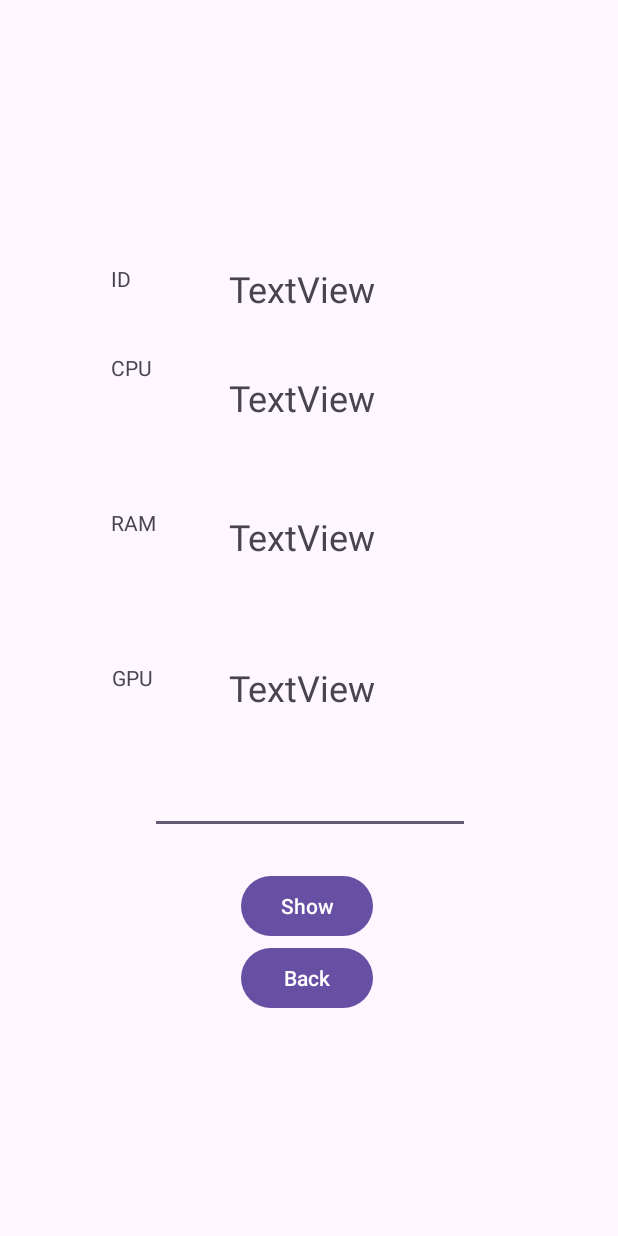
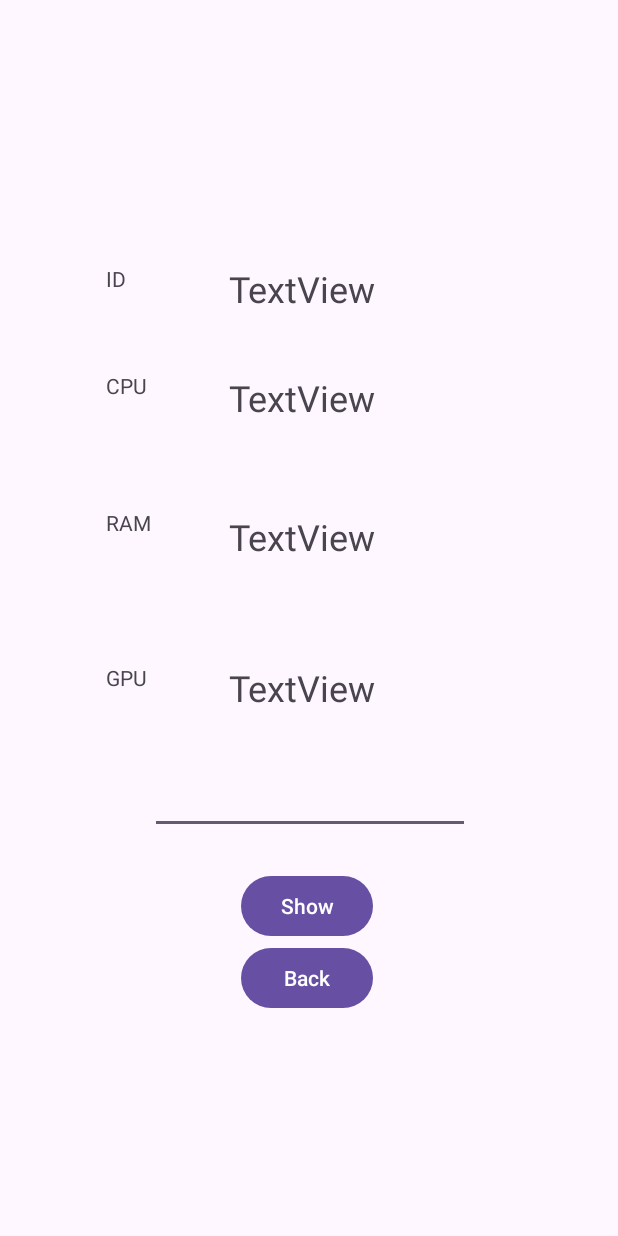
Before and after one commit to peanut727/code-dumps, an Android app: the screen it shows after launch (MainActity_Home), after a tap on "Register", on a phone screen of 412 x 824 dp. Run offline under Robolectric (Android 15) with nearby library versions, the phone set to English and light mode, and no system bars.

Commit message:
random android project

```diff
--- a/Android Experimentations/inventory/app/src/main/java/com/example/inventory/MainActivity.java
+++ b/Android Experimentations/inventory/app/src/main/java/com/example/inventory/MainActivity.java
@@ -82,7 +82,7 @@ public class MainActivity extends AppCompatActivity {
         sharedPrefs = getSharedPreferences(SHARED_PREFS_NAME, MODE_PRIVATE);
         SharedPreferences.Editor editor = sharedPrefs.edit();
         try {
-            String id = sharedPrefs.getString(key_id, "");
+            String id =  sharedPrefs.getString(key_id, "");
             String id2 = sharedPrefs.getString(key_id2, "");
             String id3 = sharedPrefs.getString(key_id3, "");
 
@@ -93,7 +93,7 @@ public class MainActivity extends AppCompatActivity {
                 editor.putString(key_gpu, pc_gpu.getText().toString());
                 editor.apply();
 
-                Toast.makeText(this, "Data saved 1", Toast.LENGTH_SHORT).show();
+                Toast.makeText(this, pc_id.getText() + " saved!", Toast.LENGTH_SHORT).show();
                 Intent intent = new Intent(MainActivity.this, MainActity_Home.class);
                 startActivity(intent);
 
@@ -104,7 +104,7 @@ public class MainActivity extends AppCompatActivity {
                 editor.putString(key_gpu2, pc_gpu.getText().toString());
                 editor.apply();
 
-                Toast.makeText(this, "Data saved 2", Toast.LENGTH_SHORT).show();
+                Toast.makeText(this, pc_id.getText() + " saved!", Toast.LENGTH_SHORT).show();
                 Intent intent = new Intent(MainActivity.this, MainActity_Home.class);
                 startActivity(intent);
 
@@ -115,7 +115,7 @@ public class MainActivity extends AppCompatActivity {
                 editor.putString(key_gpu3, pc_gpu.getText().toString());
                 editor.apply();
 
-                Toast.makeText(this, "Data saved 3", Toast.LENGTH_SHORT).show();
+                Toast.makeText(this, pc_id.getText() + " saved!", Toast.LENGTH_SHORT).show();
                 Intent intent = new Intent(MainActivity.this, MainActity_Home.class);
                 startActivity(intent);
 
--- a/Android Experimentations/inventory/app/src/main/res/layout/activity_main_actity_home.xml
+++ b/Android Experimentations/inventory/app/src/main/res/layout/activity_main_actity_home.xml
@@ -72,8 +72,8 @@
         android:layout_height="wrap_content"
         android:layout_marginTop="176dp"
         android:text="ID"
-        app:layout_constraintEnd_toEndOf="parent"
-        app:layout_constraintHorizontal_bias="0.185"
+        app:layout_constraintEnd_toStartOf="@+id/tvID"
+        app:layout_constraintHorizontal_bias="0.507"
         app:layout_constraintStart_toStartOf="parent"
         app:layout_constraintTop_toTopOf="parent" />
 
@@ -81,7 +81,7 @@
         android:id="@+id/t3"
         android:layout_width="wrap_content"
         android:layout_height="wrap_content"
-        android:layout_marginTop="84dp"
+        android:layout_marginTop="72dp"
         android:text="RAM"
         app:layout_constraintEnd_toEndOf="@+id/t2"
         app:layout_constraintHorizontal_bias="0.0"
@@ -95,7 +95,7 @@
         android:layout_marginTop="84dp"
         android:text="GPU"
         app:layout_constraintEnd_toEndOf="@+id/t3"
-        app:layout_constraintHorizontal_bias="0.333"
+        app:layout_constraintHorizontal_bias="0.0"
         app:layout_constraintStart_toStartOf="@+id/t3"
         app:layout_constraintTop_toBottomOf="@+id/t3" />
 
@@ -103,7 +103,7 @@
         android:id="@+id/t2"
         android:layout_width="wrap_content"
         android:layout_height="wrap_content"
-        android:layout_marginTop="40dp"
+        android:layout_marginTop="52dp"
         android:text="CPU"
         app:layout_constraintEnd_toEndOf="@+id/t1"
         app:layout_constraintHorizontal_bias="0.0"
```
